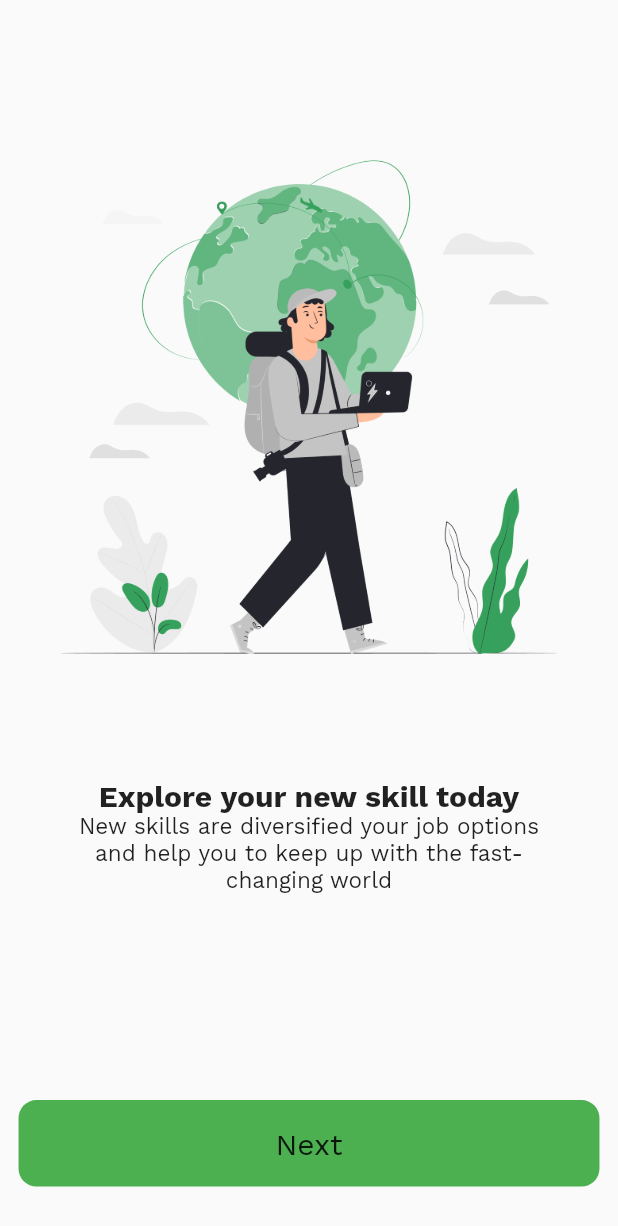
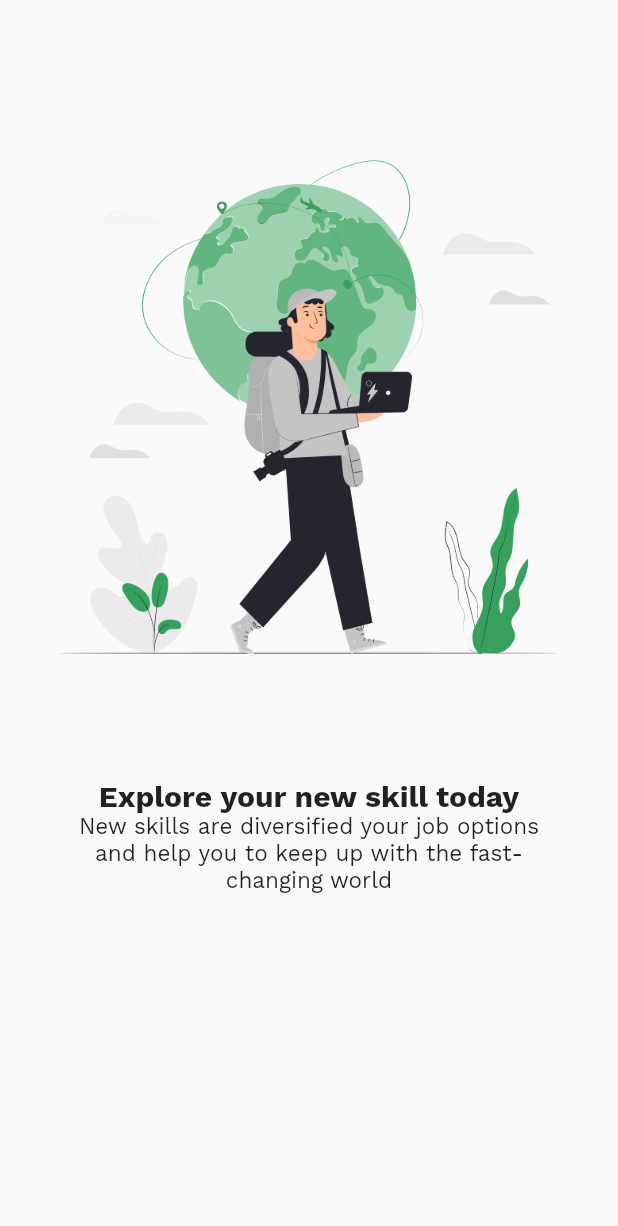
Before and after one commit to AzZaya0/EDUCAT, a Flutter app: the screen it shows after launch, on a phone screen of 412 x 824 dp. Shown: the top 1226 px of the screen. Run offline on Flutter 3.47's test engine with Material 2 defaults, Android fonts, the phone set to English and light mode, and no system bars; our stand-ins replace firebase_auth, firebase_core, google_fonts, google_sign_in; accounts and stored records are empty.

Commit message:
removed some bugs

```diff
--- a/lib/screens/onBoarding/onBoardingContent.dart
+++ b/lib/screens/onBoarding/onBoardingContent.dart
@@ -5,16 +5,14 @@ import 'package:educat/elements/fonts/myText.dart';
 import 'package:educat/screens/login-signup/elements/customButton.dart';
 
 class OnboardingContent extends StatelessWidget {
-  String image, title, description, bname;
-  void Function()? onTap;
-  OnboardingContent({
-    Key? key,
-    required this.image,
-    required this.bname,
-    required this.title,
-    required this.description,
-    this.onTap,
-  }) : super(key: key);
+  String image, title, description;
+
+  OnboardingContent(
+      {Key? key,
+      required this.image,
+      required this.title,
+      required this.description})
+      : super(key: key);
 
   @override
   Widget build(BuildContext context) {
@@ -47,11 +45,6 @@ class OnboardingContent extends StatelessWidget {
                       fontSize: 15),
                 ),
                 Spacer(),
-                CustomButton(
-                    ontap: onTap,
-                    height: Constraints.maxHeight * 0.07,
-                    color: Colors.green,
-                    child: MyText(text: 'Next', fontSize: 20)),
               ],
             ),
           ),
```
Also changed, not shown: lib/screens/onBoarding/onboarding.dart (+2 -11 lines).
